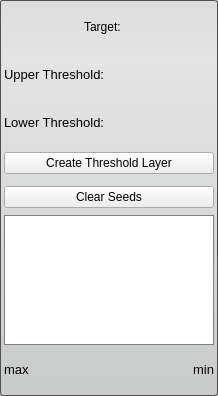
Old version of the form src/Interface/ToolInterface/ThresholdToolInterface.ui in the repository SCIInstitute/Seg3D.
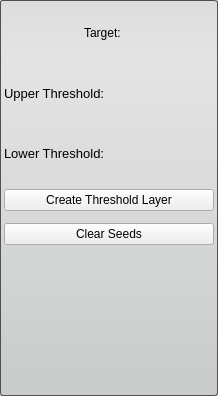
New version of the form.

Commit message: Seg3D.. now with working histograms!

```diff
--- a/src/Interface/ToolInterface/ThresholdToolInterface.ui
+++ b/src/Interface/ToolInterface/ThresholdToolInterface.ui
@@ -25,7 +25,7 @@
   <property name="maximumSize">
    <size>
     <width>16777215</width>
-    <height>396</height>
+    <height>16777215</height>
    </size>
   </property>
   <property name="windowTitle">
@@ -203,75 +203,21 @@
      </layout>
     </widget>
    </item>
-   <item>
-    <widget class="QWidget" name="threshold_histogram_" native="true">
-     <property name="minimumSize">
-      <size>
-       <width>0</width>
-       <height>130</height>
-      </size>
-     </property>
-    </widget>
-   </item>
    <item>
     <widget class="QWidget" name="widget_5" native="true">
-     <layout class="QHBoxLayout" name="horizontalLayout_2">
+     <property name="minimumSize">
+      <size>
+       <width>205</width>
+       <height>140</height>
+      </size>
+     </property>
+     <layout class="QHBoxLayout" name="histogramHLayout">
       <property name="spacing">
        <number>0</number>
       </property>
       <property name="margin">
-       <number>0</number>
+       <number>1</number>
       </property>
-      <item>
-       <widget class="QLabel" name="maxLabel">
-        <property name="sizePolicy">
-         <sizepolicy hsizetype="Preferred" vsizetype="Preferred">
-          <horstretch>0</horstretch>
-          <verstretch>0</verstretch>
-         </sizepolicy>
-        </property>
-        <property name="font">
-         <font>
-          <pointsize>10</pointsize>
-         </font>
-        </property>
-        <property name="text">
-         <string>max</string>
-        </property>
-        <property name="alignment">
-         <set>Qt::AlignLeading|Qt::AlignLeft|Qt::AlignVCenter</set>
-        </property>
-        <property name="indent">
-         <number>0</number>
-        </property>
-       </widget>
-      </item>
-      <item>
-       <widget class="QLabel" name="minLabel">
-        <property name="sizePolicy">
-         <sizepolicy hsizetype="Preferred" vsizetype="Preferred">
-          <horstretch>0</horstretch>
-          <verstretch>0</verstretch>
-         </sizepolicy>
-        </property>
-        <property name="font">
-         <font>
-          <pointsize>10</pointsize>
-          <weight>50</weight>
-          <bold>false</bold>
-         </font>
-        </property>
-        <property name="text">
-         <string>min</string>
-        </property>
-        <property name="alignment">
-         <set>Qt::AlignRight|Qt::AlignTrailing|Qt::AlignVCenter</set>
-        </property>
-        <property name="indent">
-         <number>0</number>
-        </property>
-       </widget>
-      </item>
      </layout>
     </widget>
    </item>
```
The commit also changes 26 other files.
